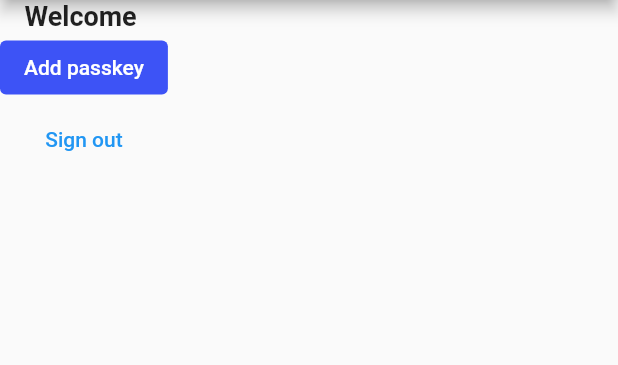
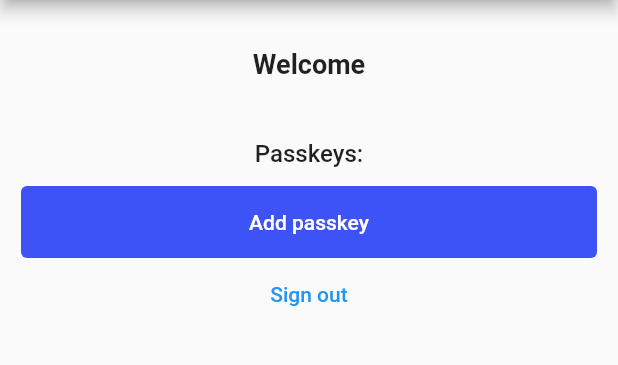
Before and after one commit to passageidentity/example-flutter, a Flutter app: the screen it shows after launch, on a phone screen of 412 x 824 dp, the part 84-449 px from its top. Run offline on Flutter 3.47's test engine with Material 2 defaults, Android fonts, the phone set to English and light mode, and no system bars; missing offline and left inert: passage_flutter.

Commit message:
feat: added list of user passkeys to welcome screen

```diff
--- a/lib/screens/welcome.dart
+++ b/lib/screens/welcome.dart
@@ -20,13 +20,43 @@ class _WelcomeWidgetState extends State<WelcomeWidget> {
   @override
   Widget build(BuildContext context) {
     return Scaffold(
-      body: Column(
+      body: Padding(
+        padding: const EdgeInsets.only(left: 14, top: 32, right: 14),
+        // padding: const EdgeInsets.all(12),
+        child: Column(
           children: [
+            const Text(
+              'Welcome',
+              style: TextStyle(fontSize: 18, fontWeight: FontWeight.bold),
+            ),
+            const SizedBox(height: 12),
             Text(
-            'Welcome ${state.currentUser?.email ?? 'no email'}',
-            style: const TextStyle(fontSize: 18, fontWeight: FontWeight.bold),
+              state.currentUser?.email ?? state.currentUser?.phone ?? '',
             ),
-          ElevatedButton(
+            const SizedBox(height: 12),
+            const Text(
+              'Passkeys:',
+              style: TextStyle(fontSize: 16, fontWeight: FontWeight.w500),
+            ),
+            ListView.separated(
+              shrinkWrap: true,
+              physics: const NeverScrollableScrollPhysics(),
+              itemCount: state.currentUser?.webauthnDevices.length ?? 0,
+              itemBuilder: (BuildContext context, int index) {
+                return Text(
+                  state.currentUser?.webauthnDevices[index]?.friendlyName,
+                  textAlign: TextAlign.center,
+                );
+              },
+              separatorBuilder: (BuildContext context, int index) {
+                return const Divider();
+              },
+            ),
+            const SizedBox(height: 12),
+            SizedBox(
+              width: 400,
+              height: 48,
+              child: ElevatedButton(
                 style: ElevatedButton.styleFrom(
                   backgroundColor: const Color(0xff3D53F6),
                   elevation: 0,
@@ -36,6 +66,7 @@ class _WelcomeWidgetState extends State<WelcomeWidget> {
                 },
                 child: const Text('Add passkey'),
               ),
+            ),
             TextButton(
                 onPressed: () {
                   state.signOut();
@@ -43,6 +74,7 @@ class _WelcomeWidgetState extends State<WelcomeWidget> {
                 child: const Text('Sign out'))
           ],
         ),
+      ),
     );
   }
 }
```
Lines whose indentation alone changed are shown as unchanged.
